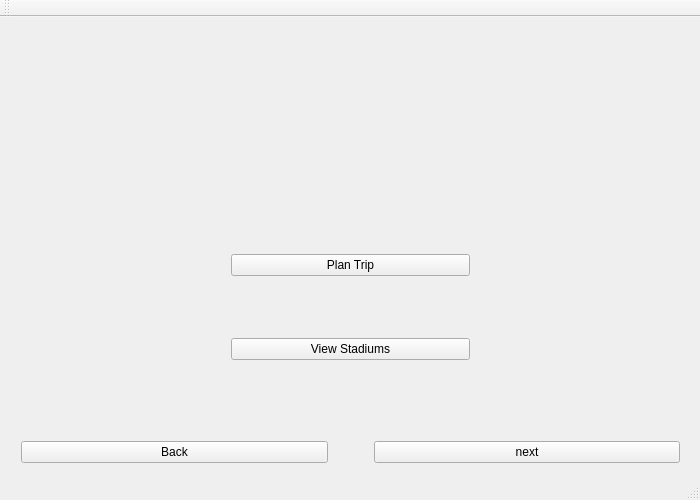
The window that src/form/mainwindow.ui (home-run/subtle-cosmic-moose) describes before a commit, drawn with Qt 5.
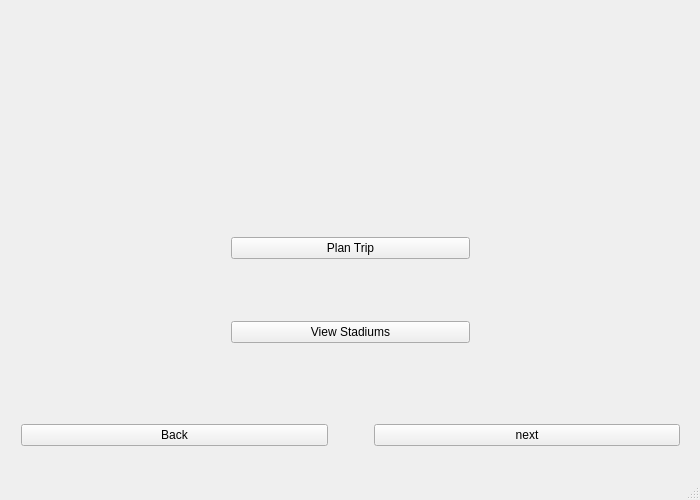
The same window after the commit.

Commit message: [#17] remove stupid toolbar thing

Diff of the .ui file:
```diff
--- a/src/form/mainwindow.ui
+++ b/src/form/mainwindow.ui
@@ -109,14 +109,6 @@
     </rect>
    </property>
   </widget>
-  <widget class="QToolBar" name="mainToolBar">
-   <attribute name="toolBarArea">
-    <enum>TopToolBarArea</enum>
-   </attribute>
-   <attribute name="toolBarBreak">
-    <bool>false</bool>
-   </attribute>
-  </widget>
   <widget class="QStatusBar" name="statusBar"/>
  </widget>
  <layoutdefault spacing="6" margin="11"/>
```
Left out of the diff: 2 changed lines with no effect on the pictures.
